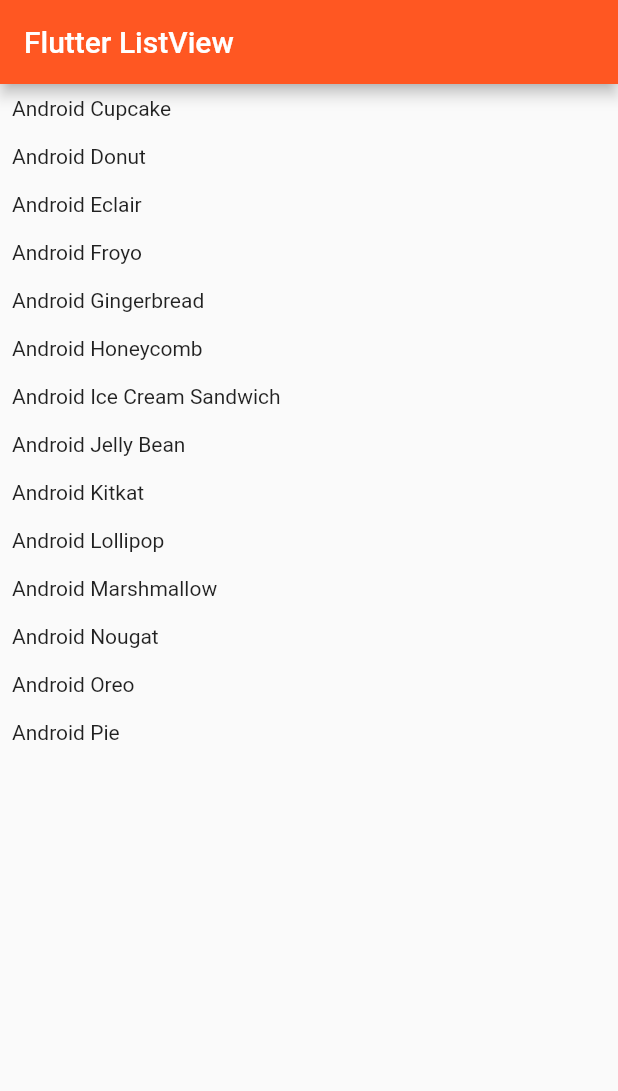
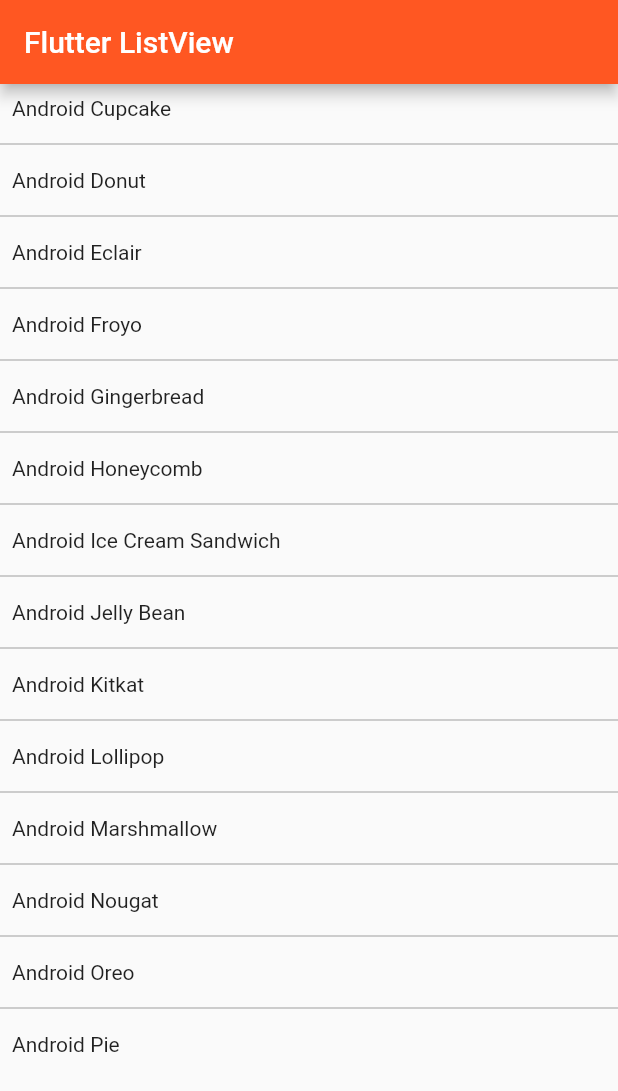
Before and after one commit to CoderJava/Flutter-Sample-ListView, a Flutter app: the screen it shows after launch, on a phone screen of 412 x 824 dp. Shown: the top 1091 px of the screen. Run offline on Flutter 3.47's test engine with Material 2 defaults, Android fonts, the phone set to English and light mode, and no system bars.

```diff
--- a/lib/main.dart
+++ b/lib/main.dart
@@ -8,7 +8,6 @@ void main() => runApp(MaterialApp(
     ));
 
 class MainApp extends StatelessWidget {
-
   var androidVersions = [
     "Android Cupcake",
     "Android Donut",
@@ -32,7 +31,12 @@ class MainApp extends StatelessWidget {
       appBar: AppBar(
         title: Text("Flutter ListView"),
       ),
-      body: ListView.builder(
+      body: ListView.separated(
+        separatorBuilder: (context, index) {
+          return Divider(
+            color: Colors.grey,
+          );
+        },
         itemBuilder: (context, index) {
           return Padding(
             padding: const EdgeInsets.all(8.0),
```
